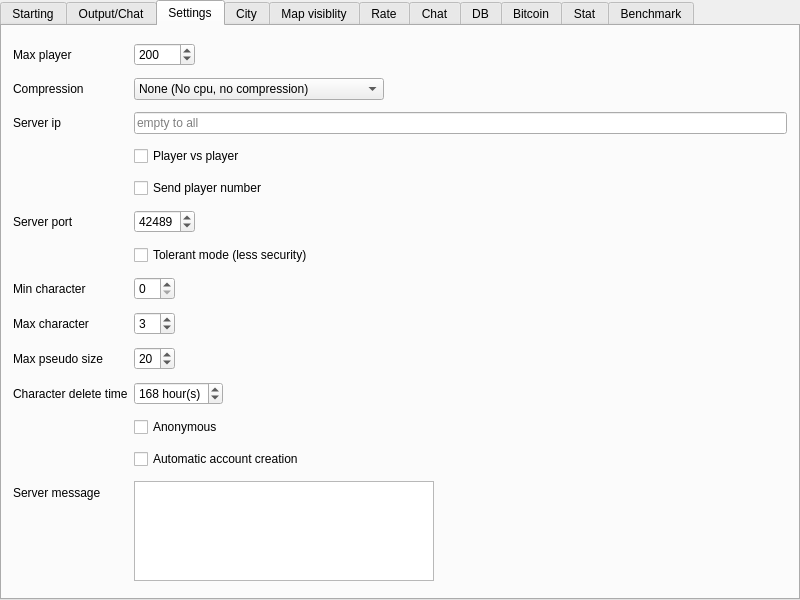
alphaonex86/CatchChallenger, file server/MainWindow.ui: the form before one commit.
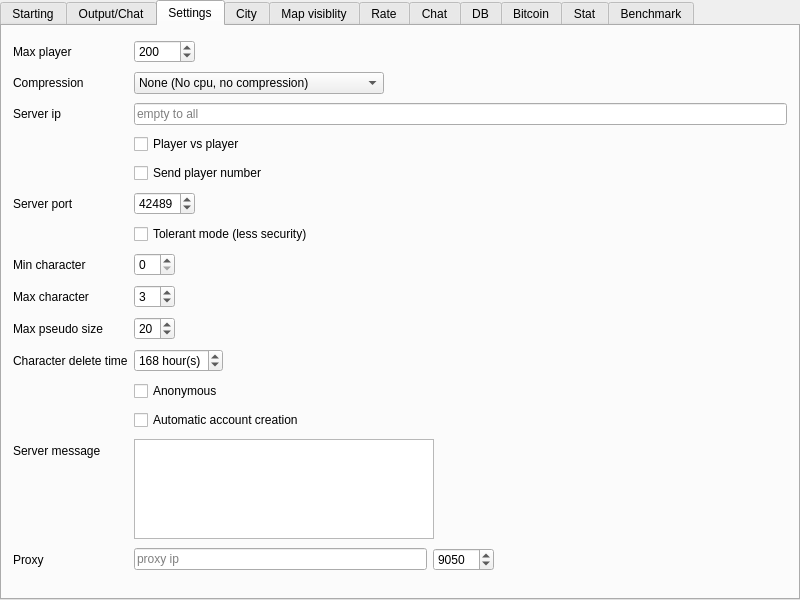
The form after the commit. Icons and pictures are not drawn.

Commit message: [Improvement] Minor improvement and server proxy support

```diff
--- a/server/MainWindow.ui
+++ b/server/MainWindow.ui
@@ -380,6 +380,50 @@
           </property>
          </widget>
         </item>
+        <item row="16" column="0">
+         <widget class="QLabel" name="label_32">
+          <property name="text">
+           <string>Proxy</string>
+          </property>
+         </widget>
+        </item>
+        <item row="16" column="1">
+         <layout class="QHBoxLayout" name="horizontalLayout_9">
+          <item>
+           <widget class="QLineEdit" name="proxy">
+            <property name="placeholderText">
+             <string>proxy ip</string>
+            </property>
+           </widget>
+          </item>
+          <item>
+           <widget class="QSpinBox" name="proxy_port">
+            <property name="minimum">
+             <number>1</number>
+            </property>
+            <property name="maximum">
+             <number>65535</number>
+            </property>
+            <property name="value">
+             <number>9050</number>
+            </property>
+           </widget>
+          </item>
+          <item>
+           <spacer name="horizontalSpacer_9">
+            <property name="orientation">
+             <enum>Qt::Horizontal</enum>
+            </property>
+            <property name="sizeHint" stdset="0">
+             <size>
+              <width>40</width>
+              <height>20</height>
+             </size>
+            </property>
+           </spacer>
+          </item>
+         </layout>
+        </item>
        </layout>
       </widget>
       <widget class="QWidget" name="city">
```
Left out of the diff: 54 changed lines with no effect on the pictures. The commit also changes 26 other files.
